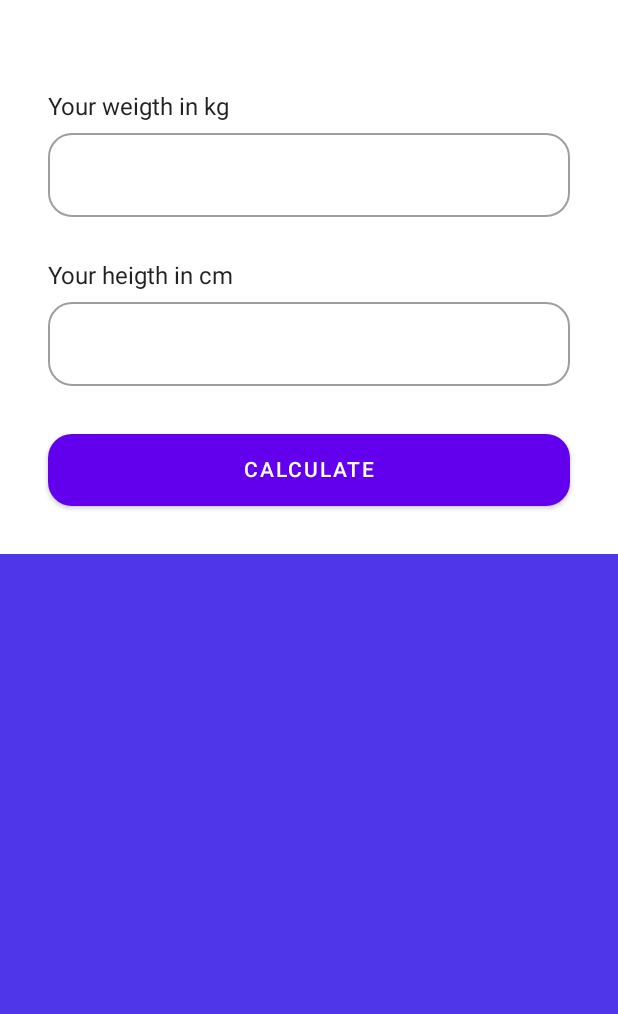
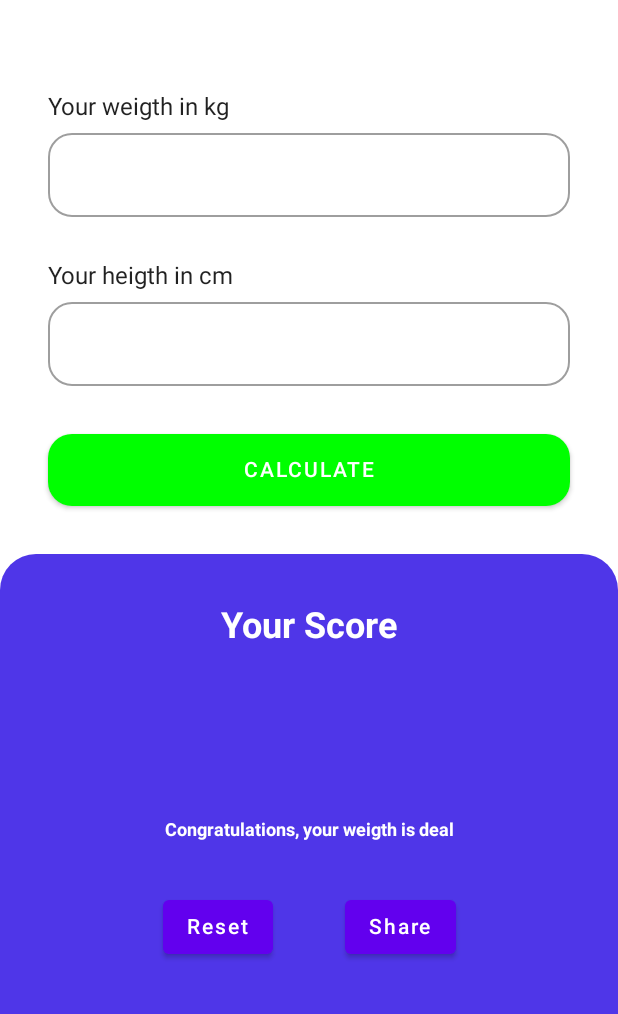
Before and after one commit to OswaldBarbosa/MOBILE, an Android app built with Jetpack Compose: the screen it shows after launch (MainActivity), on a phone screen of 412 x 824 dp, the part 222-1236 px from its top. Run offline under Robolectric (Android 15) with nearby library versions, the phone set to English and light mode, and no system bars.

Commit message:
first commit

```diff
--- a/app/src/main/java/br/senai/sp/jandira/bmicalc/model/Client.kt
+++ /dev/null
@@ -1,10 +0,0 @@
-package br.senai.sp.jandira.bmicalc.model
-
-import java.time.LocalDate
-
-data class Client(
-    var id: Int,
-    var name: String,
-    var birthDay: LocalDate
-) {
-}
--- a/app/src/main/java/br/senai/sp/jandira/bmicalc/model/Product.kt
+++ /dev/null
@@ -1,17 +0,0 @@
-package br.senai.sp.jandira.bmicalc.model
-
-class Product {
-
-    var id = 0
-    var name = ""
-    var description = ""
-    var price: Double? = null
-
-    fun addName(): String {
-        return ""
-    }
-
-    fun listProducts() {
-
-    }
-}
--- a/app/src/main/java/com/example/bmicalc/MainActivity.kt
+++ b/app/src/main/java/com/example/bmicalc/MainActivity.kt
@@ -1,34 +1,37 @@
 package com.example.bmicalc
 
 import android.os.Bundle
+import android.util.Log
 import androidx.activity.ComponentActivity
 import androidx.activity.compose.setContent
 import androidx.compose.foundation.Image
 import androidx.compose.foundation.background
-import androidx.compose.foundation.border
 import androidx.compose.foundation.layout.*
 import androidx.compose.foundation.shape.RoundedCornerShape
+import androidx.compose.foundation.text.KeyboardOptions
 import androidx.compose.material.*
 import androidx.compose.runtime.Composable
+import androidx.compose.runtime.mutableStateOf
+import androidx.compose.runtime.remember
+import androidx.compose.runtime.saveable.rememberSaveable
 import androidx.compose.ui.Alignment
 import androidx.compose.ui.Modifier
 import androidx.compose.ui.graphics.Color
-import androidx.compose.ui.modifier.modifierLocalOf
 import androidx.compose.ui.res.painterResource
 import androidx.compose.ui.res.stringResource
+import androidx.compose.ui.text.font.FontWeight
+import androidx.compose.ui.text.input.KeyboardType
 import androidx.compose.ui.text.style.TextAlign
 import androidx.compose.ui.tooling.preview.Preview
 import androidx.compose.ui.unit.dp
 import androidx.compose.ui.unit.sp
-import br.senai.sp.jandira.bmicalc.model.Client
-import br.senai.sp.jandira.bmicalc.model.Product
 import com.example.bmicalc.ui.theme.BMICalcTheme
 import java.time.LocalDate
 
 class MainActivity : ComponentActivity() {
     override fun onCreate(savedInstanceState: Bundle?) {
         super.onCreate(savedInstanceState)
-
+/*
         val p = Product()
         p.id = 1
         p.name = "Mouse"
@@ -42,7 +45,7 @@ class MainActivity : ComponentActivity() {
             name = "Oswaldo",
             birthDay = LocalDate.of(2004, 8, 19)
         )
-
+*/
 
         setContent {
             BMICalcTheme {
@@ -55,6 +58,11 @@ class MainActivity : ComponentActivity() {
 @Preview(showSystemUi = true)
 @Composable
 fun CalculatorScreen() {
+
+    var weigthState = rememberSaveable {
+        mutableStateOf("")
+    }
+
     Surface(
         modifier = Modifier
             .fillMaxSize()
@@ -106,11 +114,14 @@ fun CalculatorScreen() {
                         )
 
                     OutlinedTextField(
-                        value = "",
-                        onValueChange = {},
-                        modifier = Modifier.fillMaxWidth(),
-                        shape = RoundedCornerShape(16.dp)
-
+                        value = weigthState.value,
+                        onValueChange = {
+                            weigthState.value = it
+                        },
+                        modifier = Modifier
+                            .fillMaxWidth(),
+                        shape = RoundedCornerShape(16.dp),
+                        keyboardOptions = KeyboardOptions(keyboardType = KeyboardType.NumberPassword)
                     )
 
                     Text(
@@ -134,7 +145,8 @@ fun CalculatorScreen() {
 
                     Button(
                         onClick = { /*TODO*/ },
-                        shape = RoundedCornerShape(16.dp)
+                        shape = RoundedCornerShape(16.dp),
+                        colors = ButtonDefaults.buttonColors(Color.Green)
                     ) {
                         Text(
                             modifier = Modifier
@@ -142,6 +154,7 @@ fun CalculatorScreen() {
                                 .padding(vertical = 8.dp),
                             text = stringResource(id = R.string.button_calculate),
                             textAlign = TextAlign.Center,
+                            color = Color.White
                         )
                     }
 
@@ -155,8 +168,50 @@ fun CalculatorScreen() {
                     Surface(
                         modifier = Modifier
                             .fillMaxSize(),
-                        color = Color(79, 54, 232)
-                    ) {
+                        color = Color(79, 54, 232),
+                        shape = RoundedCornerShape(
+                            topStart = 24.dp,
+                            topEnd = 24.dp
+                        )
+                    )
+                    {
+                        Column(
+                            modifier = Modifier
+                                .fillMaxSize(),
+                            verticalArrangement = Arrangement.SpaceEvenly,
+                            horizontalAlignment = Alignment.CenterHorizontally
+                        ) {
+                            Text(
+                                text = stringResource(id = R.string.your_score),
+                                fontSize = 24.sp,
+                                fontWeight = FontWeight.Bold,
+                                color = Color.White
+                            )
+
+                            Text(
+                                text = weigthState.value,
+                                fontSize = 40.sp,
+                                fontWeight = FontWeight.Bold,
+                                color = Color.White
+                            )
+                            Text(
+                                text = stringResource(id = R.string.ideal),
+                                fontSize = 12.sp,
+                                fontWeight = FontWeight.Bold,
+                                color = Color.White
+                            )
+                            Row() {
+                                Button(onClick = { /*TODO*/ }
+                                ) {
+                                    Text(text = stringResource(id = R.string.reset))
+                                }
+                                Spacer(modifier = Modifier.width(48.dp))
+                                Button(onClick = { /*TODO*/ }) {
+                                    Text(text = stringResource(id = R.string.share))
+                                }
+                            }
+                        }
+
 
                     }
                 }
--- a/app/src/main/res/values/strings.xml
+++ b/app/src/main/res/values/strings.xml
@@ -7,4 +7,5 @@
     <string name="your_score">Your Score</string>
     <string name="reset">Reset</string>
     <string name="share">Share</string>
+    <string name="ideal">Congratulations, your weigth is deal</string>
 </resources>
```
Also changed, not shown: 2 other files.
